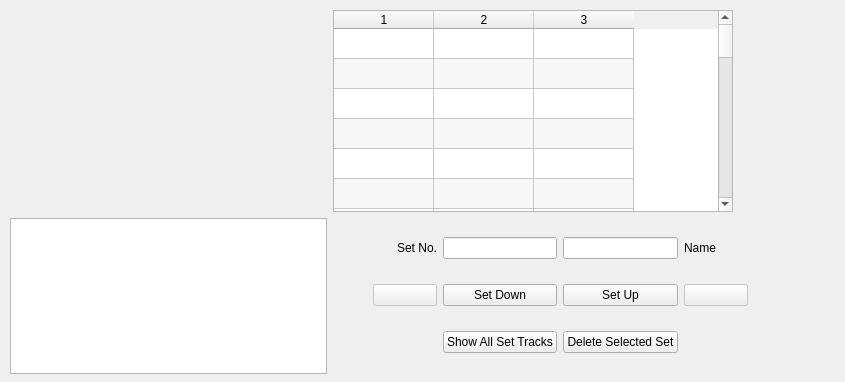
Qt form seq_qt5/forms/qsetmaster.ui (ahlstromcj/seq66) before a commit.
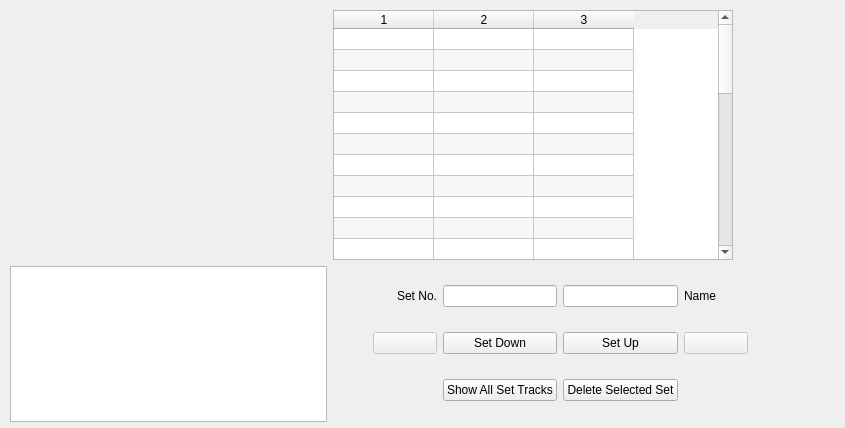
The same form after that commit.

```diff
--- a/seq_qt5/forms/qsetmaster.ui
+++ b/seq_qt5/forms/qsetmaster.ui
@@ -7,7 +7,7 @@
     <x>0</x>
     <y>0</y>
     <width>845</width>
-    <height>382</height>
+    <height>428</height>
    </rect>
   </property>
   <property name="windowTitle">
@@ -31,7 +31,7 @@
      <x>10</x>
      <y>10</y>
      <width>778</width>
-     <height>364</height>
+     <height>412</height>
     </rect>
    </property>
    <layout class="QGridLayout" name="gridLayout_2">
@@ -46,7 +46,7 @@
       <property name="minimumSize">
        <size>
         <width>400</width>
-        <height>200</height>
+        <height>248</height>
        </size>
       </property>
       <property name="maximumSize">
@@ -55,6 +55,12 @@
         <height>340</height>
        </size>
       </property>
+      <property name="horizontalScrollBarPolicy">
+       <enum>Qt::ScrollBarAlwaysOff</enum>
+      </property>
+      <property name="sizeAdjustPolicy">
+       <enum>QAbstractScrollArea::AdjustToContentsOnFirstShow</enum>
+      </property>
       <property name="alternatingRowColors">
        <bool>true</bool>
       </property>
@@ -70,6 +76,12 @@
       <attribute name="verticalHeaderVisible">
        <bool>false</bool>
       </attribute>
+      <attribute name="verticalHeaderMinimumSectionSize">
+       <number>18</number>
+      </attribute>
+      <attribute name="verticalHeaderDefaultSectionSize">
+       <number>21</number>
+      </attribute>
       <row/>
       <row/>
       <row/>
```
